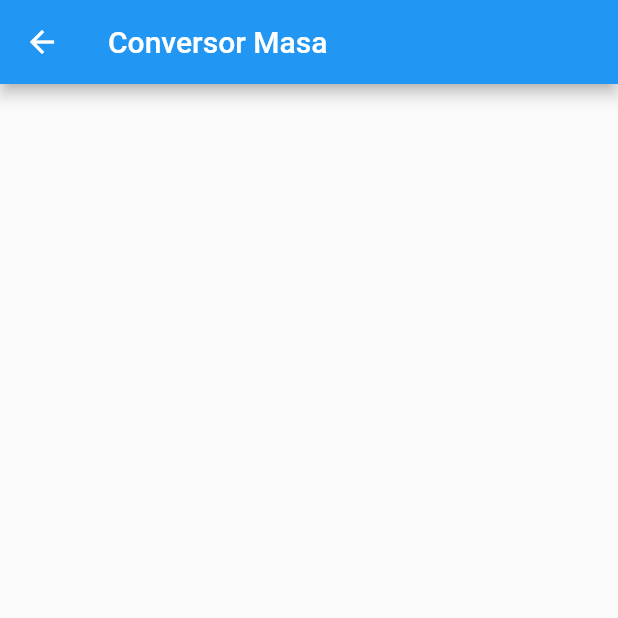
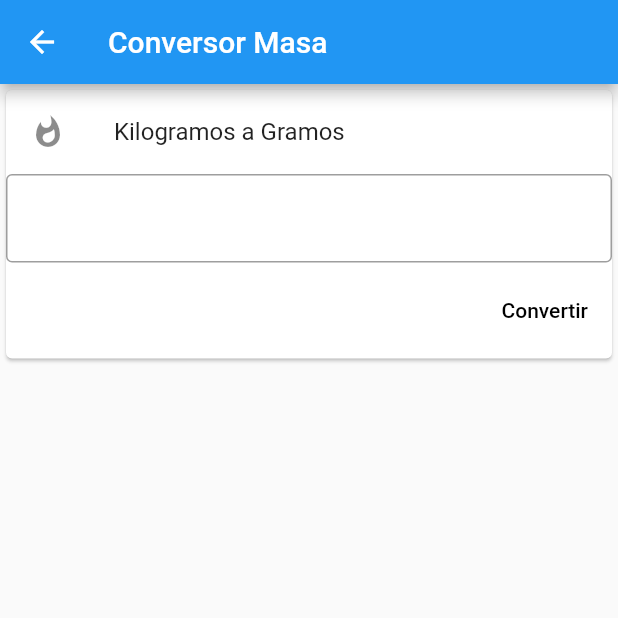
Before and after one commit to isctorres/Flutter_TAP_AgoDic19_P1, a Flutter app: the Masa screen opened by its route, on a phone screen of 412 x 824 dp, the top half of it. Run offline on Flutter 3.47's test engine with Material 2 defaults, Android fonts, the phone set to English and light mode, and no system bars; our stand-ins replace splashscreen; network calls fail.

Commit message:
actualizacion jueves 2

```diff
--- a/lib/masa.dart
+++ b/lib/masa.dart
@@ -1,12 +1,61 @@
 import 'package:flutter/material.dart';
 
 class Masa extends StatelessWidget{
+
+  TextEditingController KGController = TextEditingController();
+  double resultado;
+
   @override
   Widget build(BuildContext context) {
     return Scaffold(
       appBar: AppBar(
         title: Text("Conversor Masa"),
       ),
+      body: Column(
+        children: <Widget>[
+          Card(
+            child: Column(
+              children: <Widget>[
+                ListTile(
+                    leading: Icon(Icons.whatshot),
+                    title: Text('Kilogramos a Gramos'),
+                ),
+                TextField(
+                  controller: KGController,
+                  keyboardType: TextInputType.number,
+                  decoration: InputDecoration(
+                    border: OutlineInputBorder(),
+                    //helperText: 'Convertir kg -> grs',
+                  ),
+                ),
+                ButtonTheme.bar(
+                  child: ButtonBar(
+                    children: <Widget>[
+                      FlatButton(
+                        child: Text('Convertir'),
+                        onPressed: (){
+                          resultado = double.parse(KGController.text) * 1000;
+                          return showDialog(
+                              context: context,
+                              builder: (context){
+                                return AlertDialog(
+                                  content: Text("Resultado : $resultado")
+                                );
+                              }
+                          );
+                        },
+                      )
+                    ],
+                  ),
+                )
+              ],
+            ),
+          ),
+          Card(),
+          Card(),
+          Card()
+        ],
+      ),
     );
   }
 }
```
